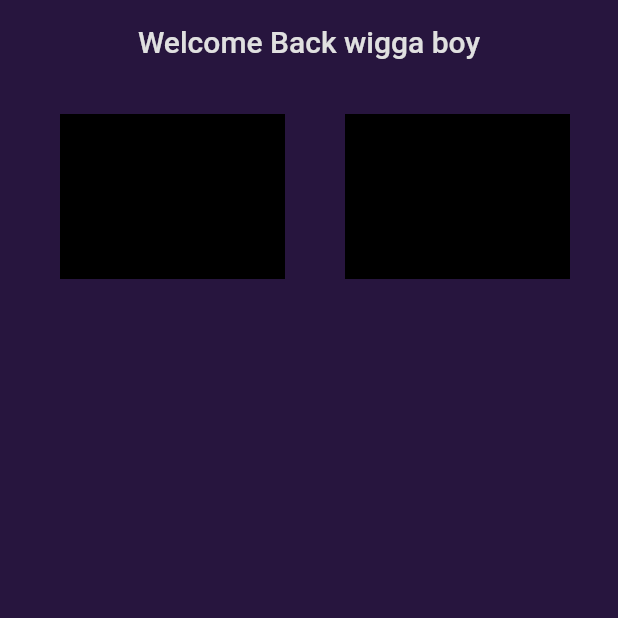
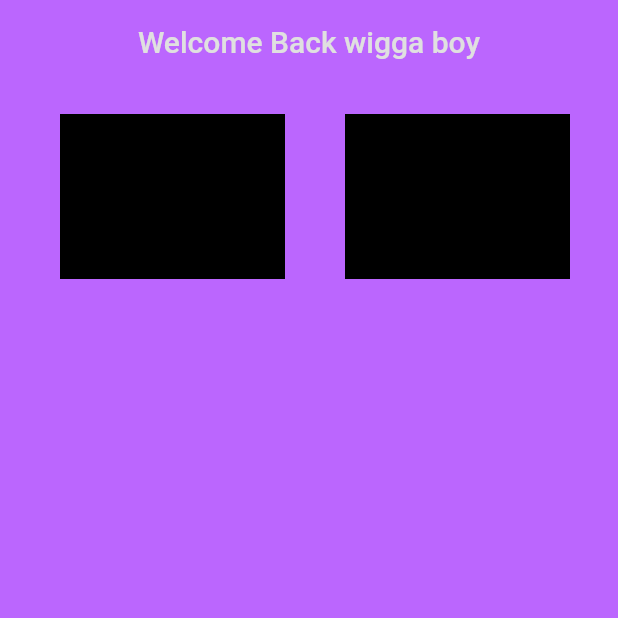
Before and after one commit to Syncxv/music-player-flutter, a Flutter app: the screen it shows after launch, on a phone screen of 412 x 824 dp, the top half of it. Run offline on Flutter 3.47's test engine with Material 2 defaults, Android fonts, the phone set to English and light mode, and no system bars.

Commit message:
change color

```diff
--- a/lib/palette/palette.dart
+++ b/lib/palette/palette.dart
@@ -1,5 +1,5 @@
 import 'package:flutter/material.dart';
 
 class Palette {
-  static Color purpleMain = const Color.fromRGBO(39, 21, 62, 1);
+  static Color purpleMain = const Color.fromRGBO(187, 102, 254, 1);
 }
```
